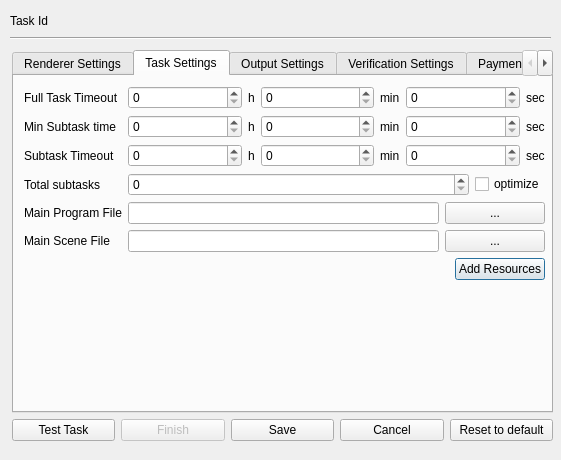
Qt form gnr/ui/RenderingNewTaskDialog.ui (golemfactory/clay) before a commit.
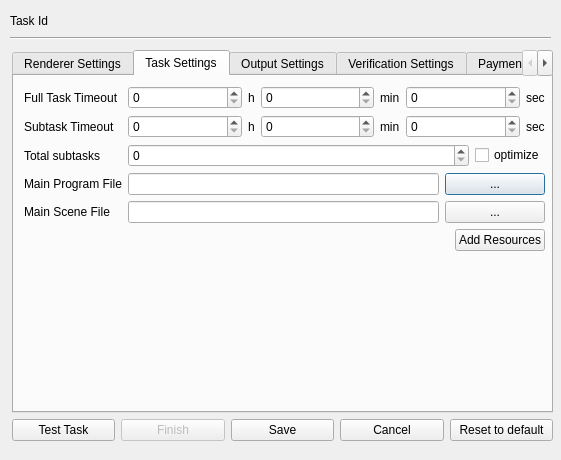
The same form after that commit. The open tabs and pages were chosen to show the change.

Commit message: Started removing min subtask time - not completed yet

Patch:
```diff
--- a/gnr/ui/RenderingNewTaskDialog.ui
+++ b/gnr/ui/RenderingNewTaskDialog.ui
@@ -191,96 +191,13 @@
           </layout>
          </item>
          <item row="1" column="0">
-          <widget class="QLabel" name="label_6">
-           <property name="text">
-            <string>Min Subtask time</string>
-           </property>
-          </widget>
-         </item>
-         <item row="1" column="1">
-          <layout class="QHBoxLayout" name="horizontalLayout_13">
-           <item>
-            <widget class="QSpinBox" name="minSubtaskTimeHourSpinBox">
-             <property name="sizePolicy">
-              <sizepolicy hsizetype="Minimum" vsizetype="Fixed">
-               <horstretch>0</horstretch>
-               <verstretch>0</verstretch>
-              </sizepolicy>
-             </property>
-             <property name="maximum">
-              <number>1000</number>
-             </property>
-            </widget>
-           </item>
-           <item>
-            <widget class="QLabel" name="label_27">
-             <property name="sizePolicy">
-              <sizepolicy hsizetype="Maximum" vsizetype="Preferred">
-               <horstretch>0</horstretch>
-               <verstretch>0</verstretch>
-              </sizepolicy>
-             </property>
-             <property name="text">
-              <string>h</string>
-             </property>
-            </widget>
-           </item>
-           <item>
-            <widget class="QSpinBox" name="minSubtaskTimeMinSpinBox">
-             <property name="sizePolicy">
-              <sizepolicy hsizetype="Minimum" vsizetype="Fixed">
-               <horstretch>0</horstretch>
-               <verstretch>0</verstretch>
-              </sizepolicy>
-             </property>
-             <property name="maximum">
-              <number>59</number>
-             </property>
-            </widget>
-           </item>
-           <item>
-            <widget class="QLabel" name="label_28">
-             <property name="sizePolicy">
-              <sizepolicy hsizetype="Maximum" vsizetype="Preferred">
-               <horstretch>0</horstretch>
-               <verstretch>0</verstretch>
-              </sizepolicy>
-             </property>
-             <property name="text">
-              <string>min</string>
-             </property>
-            </widget>
-           </item>
-           <item>
-            <widget class="QSpinBox" name="minSubtaskTimeSecSpinBox">
-             <property name="maximum">
-              <number>59</number>
-             </property>
-            </widget>
-           </item>
-           <item>
-            <widget class="QLabel" name="label_29">
-             <property name="sizePolicy">
-              <sizepolicy hsizetype="Maximum" vsizetype="Preferred">
-               <horstretch>0</horstretch>
-               <verstretch>0</verstretch>
-              </sizepolicy>
-             </property>
-             <property name="text">
-              <string>sec</string>
-             </property>
-            </widget>
-           </item>
-          </layout>
-         </item>
-         <item row="2" column="0">
           <widget class="QLabel" name="label_7">
            <property name="text">
             <string>Subtask Timeout</string>
            </property>
           </widget>
          </item>
-         <item row="2" column="1">
+         <item row="1" column="1">
           <layout class="QHBoxLayout" name="horizontalLayout_12">
            <item>
             <widget class="QSpinBox" name="subtaskTimeoutHourSpinBox">
@@ -356,14 +273,14 @@
            </item>
           </layout>
          </item>
-         <item row="3" column="0">
+         <item row="2" column="0">
           <widget class="QLabel" name="label_8">
            <property name="text">
             <string>Total subtasks</string>
            </property>
           </widget>
          </item>
-         <item row="3" column="1">
+         <item row="2" column="1">
           <layout class="QHBoxLayout" name="horizontalLayout_10">
            <item>
             <widget class="QSpinBox" name="totalSpinBox"/>
@@ -383,7 +300,99 @@
            </item>
           </layout>
          </item>
-         <item row="7" column="1">
+         <item row="3" column="0">
+          <widget class="QLabel" name="label_14">
+           <property name="text">
+            <string>Main Program File</string>
+           </property>
+          </widget>
+         </item>
+         <item row="3" column="1">
+          <layout class="QHBoxLayout" name="horizontalLayout_9">
+           <item>
+            <widget class="QLineEdit" name="mainProgramFileLineEdit">
+             <property name="enabled">
+              <bool>true</bool>
+             </property>
+             <property name="sizePolicy">
+              <sizepolicy hsizetype="Minimum" vsizetype="Fixed">
+               <horstretch>0</horstretch>
+               <verstretch>0</verstretch>
+              </sizepolicy>
+             </property>
+            </widget>
+           </item>
+           <item>
+            <widget class="QPushButton" name="chooseMainProgramFileButton">
+             <property name="enabled">
+              <bool>true</bool>
+             </property>
+             <property name="sizePolicy">
+              <sizepolicy hsizetype="Minimum" vsizetype="Fixed">
+               <horstretch>0</horstretch>
+               <verstretch>0</verstretch>
+              </sizepolicy>
+             </property>
+             <property name="maximumSize">
+              <size>
+               <width>100</width>
+               <height>16777215</height>
+              </size>
+             </property>
+             <property name="text">
+              <string>...</string>
+             </property>
+            </widget>
+           </item>
+          </layout>
+         </item>
+         <item row="4" column="0">
+          <widget class="QLabel" name="label_18">
+           <property name="text">
+            <string>Main Scene File</string>
+           </property>
+          </widget>
+         </item>
+         <item row="4" column="1">
+          <layout class="QHBoxLayout" name="horizontalLayout_15">
+           <item>
+            <widget class="QLineEdit" name="mainSceneFileLineEdit">
+             <property name="enabled">
+              <bool>true</bool>
+             </property>
+             <property name="sizePolicy">
+              <sizepolicy hsizetype="Minimum" vsizetype="Fixed">
+               <horstretch>0</horstretch>
+               <verstretch>0</verstretch>
+              </sizepolicy>
+             </property>
+            </widget>
+           </item>
+           <item>
+            <widget class="QPushButton" name="chooseMainSceneFileButton">
+             <property name="enabled">
+              <bool>true</bool>
+             </property>
+             <property name="sizePolicy">
+              <sizepolicy hsizetype="Minimum" vsizetype="Fixed">
+               <horstretch>0</horstretch>
+               <verstretch>0</verstretch>
+              </sizepolicy>
+             </property>
+             <property name="maximumSize">
+              <size>
+               <width>100</width>
+               <height>16777215</height>
+              </size>
+             </property>
+             <property name="text">
+              <string>...</string>
+             </property>
+            </widget>
+           </item>
+          </layout>
+         </item>
+         <item row="6" column="1">
           <layout class="QHBoxLayout" name="horizontalLayout_8">
            <property name="topMargin">
             <number>0</number>
@@ -410,98 +419,6 @@
            </item>
           </layout>
          </item>
-         <item row="5" column="0">
-          <widget class="QLabel" name="label_18">
-           <property name="text">
-            <string>Main Scene File</string>
-           </property>
-          </widget>
-         </item>
-         <item row="4" column="0">
-          <widget class="QLabel" name="label_14">
-           <property name="text">
-            <string>Main Program File</string>
-           </property>
-          </widget>
-         </item>
-         <item row="4" column="1">
-          <layout class="QHBoxLayout" name="horizontalLayout_9">
-           <item>
-            <widget class="QLineEdit" name="mainProgramFileLineEdit">
-             <property name="enabled">
-              <bool>true</bool>
-             </property>
-             <property name="sizePolicy">
-              <sizepolicy hsizetype="Minimum" vsizetype="Fixed">
-               <horstretch>0</horstretch>
-               <verstretch>0</verstretch>
-              </sizepolicy>
-             </property>
-            </widget>
-           </item>
-           <item>
-            <widget class="QPushButton" name="chooseMainProgramFileButton">
-             <property name="enabled">
-              <bool>true</bool>
-             </property>
-             <property name="sizePolicy">
-              <sizepolicy hsizetype="Minimum" vsizetype="Fixed">
-               <horstretch>0</horstretch>
-               <verstretch>0</verstretch>
-              </sizepolicy>
-             </property>
-             <property name="maximumSize">
-              <size>
-               <width>100</width>
-               <height>16777215</height>
-              </size>
-             </property>
-             <property name="text">
-              <string>...</string>
-             </property>
-            </widget>
-           </item>
-          </layout>
-         </item>
-         <item row="5" column="1">
-          <layout class="QHBoxLayout" name="horizontalLayout_15">
-           <item>
-            <widget class="QLineEdit" name="mainSceneFileLineEdit">
-             <property name="enabled">
-              <bool>true</bool>
-             </property>
-             <property name="sizePolicy">
-              <sizepolicy hsizetype="Minimum" vsizetype="Fixed">
-               <horstretch>0</horstretch>
-               <verstretch>0</verstretch>
-              </sizepolicy>
-             </property>
-            </widget>
-           </item>
-           <item>
-            <widget class="QPushButton" name="chooseMainSceneFileButton">
-             <property name="enabled">
-              <bool>true</bool>
-             </property>
-             <property name="sizePolicy">
-              <sizepolicy hsizetype="Minimum" vsizetype="Fixed">
-               <horstretch>0</horstretch>
-               <verstretch>0</verstretch>
-              </sizepolicy>
-             </property>
-             <property name="maximumSize">
-              <size>
-               <width>100</width>
-               <height>16777215</height>
-              </size>
-             </property>
-             <property name="text">
-              <string>...</string>
-             </property>
-            </widget>
-           </item>
-          </layout>
-         </item>
         </layout>
        </widget>
       </widget>
```
The commit also changes 5 other files.
